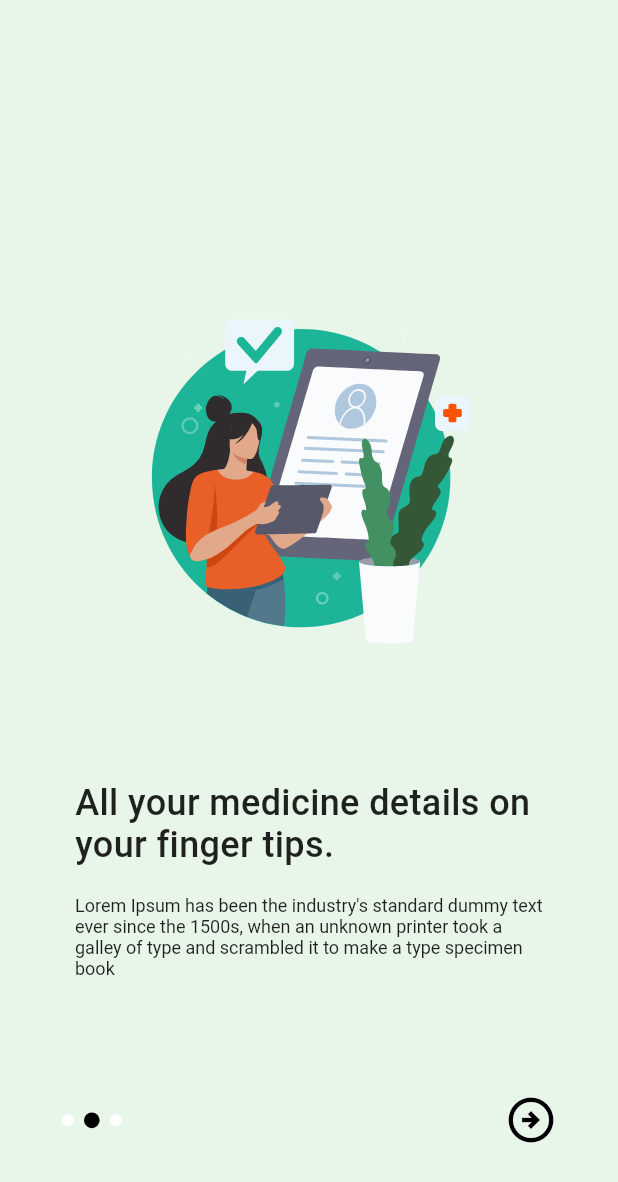
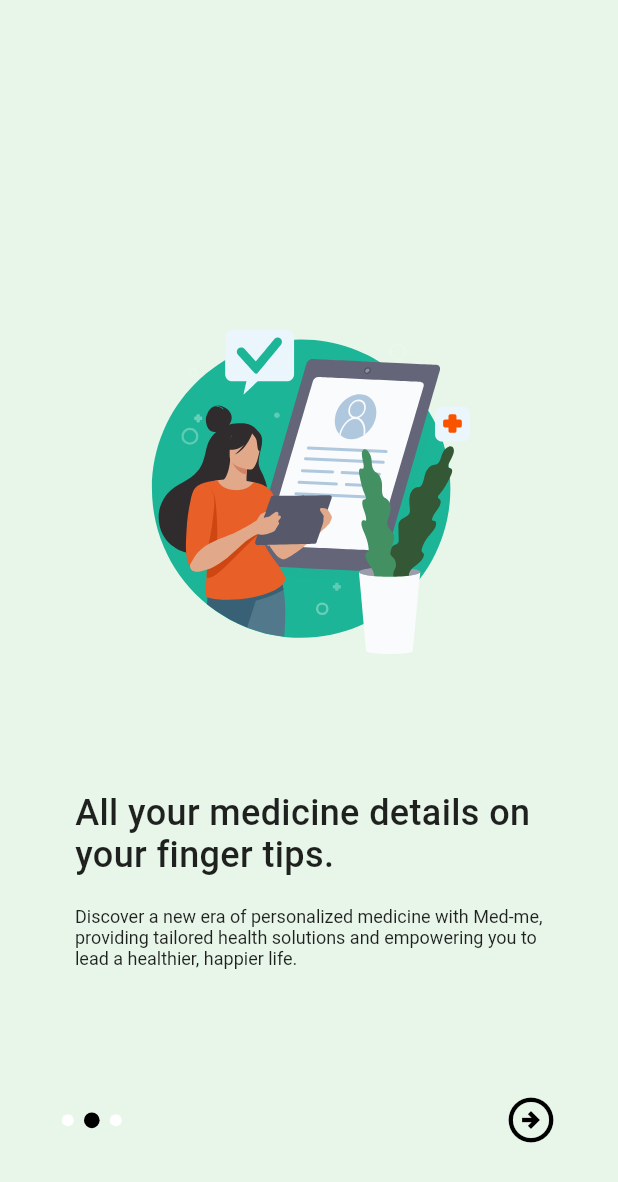
Before and after one commit to Shourya70073/MedME, a Flutter app: the screen it shows after launch, swiped to page 2, on a phone screen of 412 x 824 dp. Shown: the top 1182 px of the screen. Run offline on Flutter 3.47's test engine with Material 2 defaults, Android fonts, the phone set to English and light mode, and no system bars; drawn by our look-alikes of smooth_page_indicator; our stand-ins replace firebase_auth, firebase_core, get, google_fonts, google_sign_in, image_cropper and 5 more; missing offline and left inert: dart:ffi, flutter_mobile_vision_2, google_mlkit_text_recognition, tflite_flutter; accounts and stored records are empty.

Commit message:
Changed intro Text

```diff
--- a/lib/screens/screen_one.dart
+++ b/lib/screens/screen_one.dart
@@ -33,7 +33,7 @@ class FirstScreen extends StatelessWidget {
             Padding(
               padding: EdgeInsets.only(left: 50.0, right: 50, top: 20),
               child: Text(
-                'Lorem Ipsum has been the industry\'s standard dummy text ever since the 1500s, when an unknown printer took a galley of type and scrambled it to make a type specimen book',
+                'Welcome to Med-me, your all-in-one mobile health companion for easy access to medical information and personalized care.',
                 style: GoogleFonts.roboto(
                     textStyle: const TextStyle(
                   fontSize: 12,
--- a/lib/screens/screen_three.dart
+++ b/lib/screens/screen_three.dart
@@ -31,7 +31,7 @@ class ThirdScreen extends StatelessWidget {
             Padding(
               padding: EdgeInsets.only(left: 50.0, right: 50, top: 20),
               child: Text(
-                'Lorem Ipsum has been the industry\'s standard dummy text ever since the 1500s, when an unknown printer took a galley of type and scrambled it to make a type specimen book',
+                'Step into the future of healthcare with Med-me, empowering you to take control of your well-being through advanced technology and seamless connectivity.',
                 style: GoogleFonts.roboto(
                     textStyle: const TextStyle(
                   fontSize: 12,
--- a/lib/screens/screen_two.dart
+++ b/lib/screens/screen_two.dart
@@ -31,7 +31,7 @@ class SecondScreen extends StatelessWidget {
             Padding(
               padding: EdgeInsets.only(left: 50.0, right: 50, top: 20),
               child: Text(
-                'Lorem Ipsum has been the industry\'s standard dummy text ever since the 1500s, when an unknown printer took a galley of type and scrambled it to make a type specimen book',
+                'Discover a new era of personalized medicine with Med-me, providing tailored health solutions and empowering you to lead a healthier, happier life.',
                 style: GoogleFonts.roboto(
                     textStyle: const TextStyle(
                   fontSize: 12,
```
